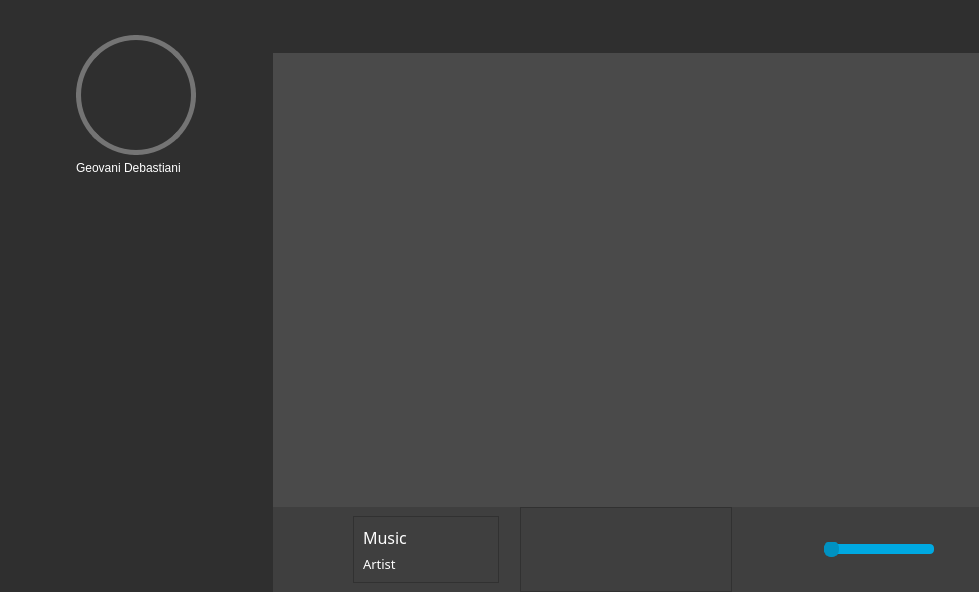
GeovaniTech/ListenNow_V2, file View/UI/Interface.ui: the form before one commit.
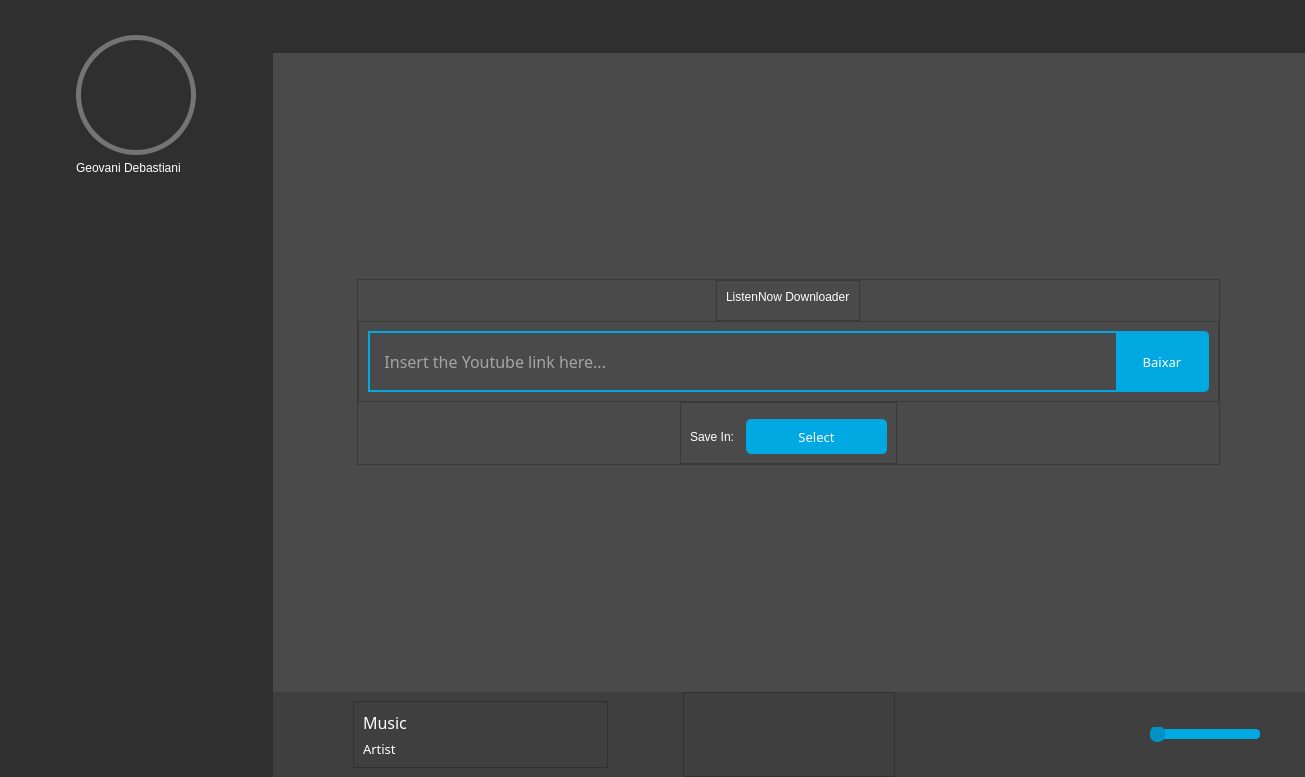
The form after the commit. The open tabs and pages were chosen to show the change. Icons and pictures are not drawn.

Commit message: Page Download - Ok

Patch:
```diff
--- a/View/UI/Interface.ui
+++ b/View/UI/Interface.ui
@@ -6,8 +6,8 @@
    <rect>
     <x>0</x>
     <y>0</y>
-    <width>979</width>
-    <height>592</height>
+    <width>1305</width>
+    <height>777</height>
    </rect>
   </property>
   <property name="windowTitle">
@@ -470,7 +470,231 @@
               </item>
              </layout>
             </widget>
-            <widget class="QWidget" name="page_2"/>
+            <widget class="QWidget" name="page_2">
+             <layout class="QVBoxLayout" name="verticalLayout_9">
+              <item alignment="Qt::AlignHCenter|Qt::AlignVCenter">
+               <widget class="QFrame" name="frame_15">
+                <property name="frameShape">
+                 <enum>QFrame::StyledPanel</enum>
+                </property>
+                <property name="frameShadow">
+                 <enum>QFrame::Raised</enum>
+                </property>
+                <layout class="QVBoxLayout" name="verticalLayout_10">
+                 <property name="spacing">
+                  <number>0</number>
+                 </property>
+                 <property name="leftMargin">
+                  <number>0</number>
+                 </property>
+                 <property name="topMargin">
+                  <number>0</number>
+                 </property>
+                 <property name="rightMargin">
+                  <number>0</number>
+                 </property>
+                 <property name="bottomMargin">
+                  <number>0</number>
+                 </property>
+                 <item alignment="Qt::AlignHCenter">
+                  <widget class="QFrame" name="frame_17">
+                   <property name="frameShape">
+                    <enum>QFrame::StyledPanel</enum>
+                   </property>
+                   <property name="frameShadow">
+                    <enum>QFrame::Raised</enum>
+                   </property>
+                   <layout class="QHBoxLayout" name="horizontalLayout_11">
+                    <property name="bottomMargin">
+                     <number>16</number>
+                    </property>
+                    <item alignment="Qt::AlignBottom">
+                     <widget class="QLabel" name="label_2">
+                      <property name="styleSheet">
+                       <string notr="true">color: white;
+font: 25pt &quot;Century Gothic&quot;;</string>
+                      </property>
+                      <property name="text">
+                       <string>ListenNow Downloader</string>
+                      </property>
+                     </widget>
+                    </item>
+                   </layout>
+                  </widget>
+                 </item>
+                 <item>
+                  <widget class="QFrame" name="frame_16">
+                   <property name="frameShape">
+                    <enum>QFrame::StyledPanel</enum>
+                   </property>
+                   <property name="frameShadow">
+                    <enum>QFrame::Raised</enum>
+                   </property>
+                   <layout class="QHBoxLayout" name="horizontalLayout_10">
+                    <property name="spacing">
+                     <number>0</number>
+                    </property>
+                    <item>
+                     <widget class="QLineEdit" name="line_link">
+                      <property name="minimumSize">
+                       <size>
+                        <width>750</width>
+                        <height>61</height>
+                       </size>
+                      </property>
+                      <property name="maximumSize">
+                       <size>
+                        <width>779</width>
+                        <height>61</height>
+                       </size>
+                      </property>
+                      <property name="font">
+                       <font>
+                        <family>Montserrat</family>
+                        <pointsize>12</pointsize>
+                       </font>
+                      </property>
+                      <property name="styleSheet">
+                       <string notr="true">border: 2px solid #00A9E2;
+color: white;</string>
+                      </property>
+                      <property name="inputMask">
+                       <string/>
+                      </property>
+                      <property name="text">
+                       <string/>
+                      </property>
+                      <property name="frame">
+                       <bool>true</bool>
+                      </property>
+                      <property name="cursorPosition">
+                       <number>0</number>
+                      </property>
+                      <property name="placeholderText">
+                       <string>   Insert the Youtube link here... </string>
+                      </property>
+                      <property name="cursorMoveStyle">
+                       <enum>Qt::LogicalMoveStyle</enum>
+                      </property>
+                      <property name="clearButtonEnabled">
+                       <bool>true</bool>
+                      </property>
+                     </widget>
+                    </item>
+                    <item>
+                     <widget class="QPushButton" name="btn_baixar">
+                      <property name="minimumSize">
+                       <size>
+                        <width>91</width>
+                        <height>61</height>
+                       </size>
+                      </property>
+                      <property name="maximumSize">
+                       <size>
+                        <width>91</width>
+                        <height>61</height>
+                       </size>
+                      </property>
+                      <property name="font">
+                       <font>
+                        <family>Montserrat</family>
+                        <pointsize>10</pointsize>
+                       </font>
+                      </property>
+                      <property name="styleSheet">
+                       <string notr="true">QPushButton {
+	border: 0px solid #00A9E2;
+	color: white;
+	background-color: #00A9E2;
+	border-radius: 5px;
+	margin-left: -3px;
+}
+
+QPushButton:hover {
+	
+	background-color: rgb(0, 183, 244)
+}</string>
+                      </property>
+                      <property name="text">
+                       <string>Baixar</string>
+                      </property>
+                     </widget>
+                    </item>
+                   </layout>
+                  </widget>
+                 </item>
+                 <item alignment="Qt::AlignHCenter">
+                  <widget class="QFrame" name="frame_18">
+                   <property name="frameShape">
+                    <enum>QFrame::StyledPanel</enum>
+                   </property>
+                   <property name="frameShadow">
+                    <enum>QFrame::Raised</enum>
+                   </property>
+                   <layout class="QHBoxLayout" name="horizontalLayout_9">
+                    <property name="spacing">
+                     <number>12</number>
+                    </property>
+                    <property name="topMargin">
+                     <number>16</number>
+                    </property>
+                    <item>
+                     <widget class="QLabel" name="listennow_downloader_2">
+                      <property name="styleSheet">
+                       <string notr="true">font: 16pt &quot;Montserrat&quot;;
+color: white;</string>
+                      </property>
+                      <property name="text">
+                       <string>Save In:</string>
+                      </property>
+                     </widget>
+                    </item>
+                    <item>
+                     <widget class="QPushButton" name="btn_baixar_2">
+                      <property name="minimumSize">
+                       <size>
+                        <width>141</width>
+                        <height>35</height>
+                       </size>
+                      </property>
+                      <property name="maximumSize">
+                       <size>
+                        <width>141</width>
+                        <height>35</height>
+                       </size>
+                      </property>
+                      <property name="font">
+                       <font>
+                        <family>Montserrat</family>
+                        <pointsize>10</pointsize>
+                       </font>
+                      </property>
+                      <property name="styleSheet">
+                       <string notr="true">QPushButton {
+	border: 0px solid #00A9E2;
+	color: white;
+	background-color: #00A9E2;
+	border-radius: 5px;
+}
+
+QPushButton:hover {
+	
+	background-color: rgb(0, 183, 244)
+}</string>
+                      </property>
+                      <property name="text">
+                       <string>Select</string>
+                      </property>
+                     </widget>
+                    </item>
+                   </layout>
+                  </widget>
+                 </item>
+                </layout>
+               </widget>
+              </item>
+             </layout>
+            </widget>
            </widget>
           </item>
          </layout>
```
Left out of the diff: 18 changed lines with no effect on the pictures.
